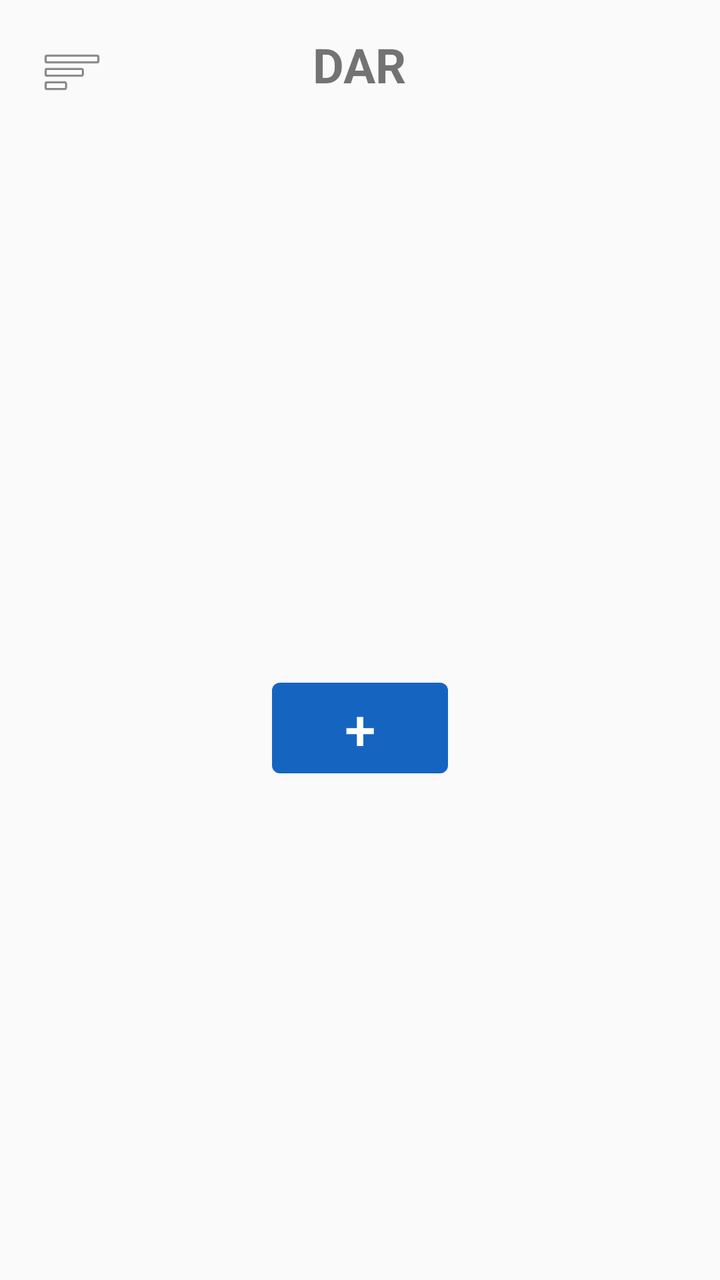
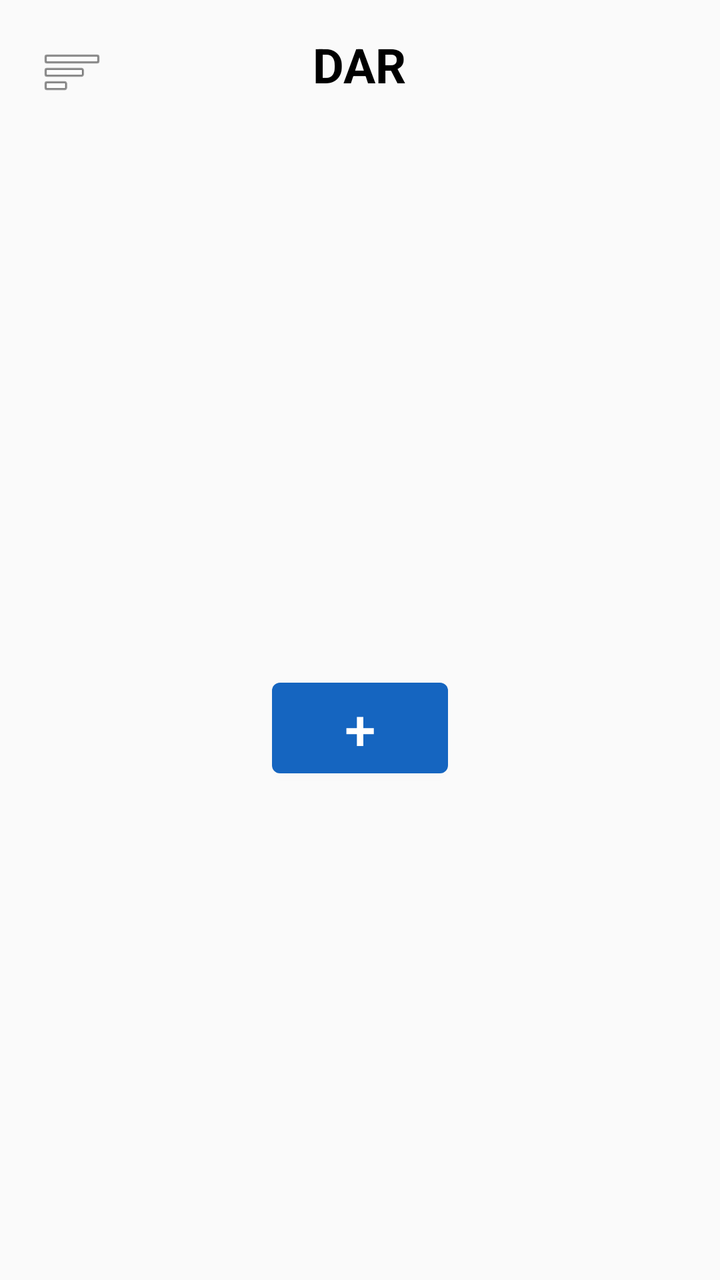

The first picture is an Android layout as it rendered before a commit; the second is the same layout after the commit. The layout source and the unified diff follow.
<!-- AndroidManifest.xml: application theme Theme.DAR -->
<!-- res/layout/activity_main.xml -->
<?xml version="1.0" encoding="utf-8"?>
<RelativeLayout xmlns:android="http://schemas.android.com/apk/res/android"
    android:layout_width="match_parent"
    android:layout_height="match_parent"
    android:background="@color/dar_light">

    <ImageButton
        android:id="@+id/btn_menu"
        android:layout_width="48dp"
        android:layout_height="48dp"
        android:layout_alignParentTop="true"
        android:layout_alignParentStart="true"
        android:layout_marginStart="12dp"
        android:layout_marginTop="12dp"
        android:background="?attr/selectableItemBackgroundBorderless"
        android:src="@android:drawable/ic_menu_sort_by_size"
        android:contentDescription="@string/menu_settings" />

    <TextView
        android:id="@+id/title_dar"
        android:layout_width="wrap_content"
        android:layout_height="wrap_content"
        android:layout_alignParentTop="true"
        android:layout_centerHorizontal="true"
        android:layout_marginTop="16dp"
        android:text="@string/app_name"
        android:textSize="24sp"
        android:textStyle="bold" />

    <FrameLayout
        android:id="@+id/dsla_container"
        android:layout_width="match_parent"
        android:layout_height="match_parent"
        android:layout_below="@id/title_dar"
        android:layout_marginTop="40dp">

        <Button
            android:id="@+id/btn_add_dsla"
            android:layout_width="wrap_content"
            android:layout_height="wrap_content"
            android:layout_gravity="center"
            android:text="+"
            android:textSize="28sp" />

    </FrameLayout>

</RelativeLayout>
<!-- resources referenced by this layout -->
<resources>
  <color name="dar_light">#FAFAFA</color>
  <string name="app_name">DAR</string>
  <string name="menu_settings">General Setting</string>
  <style name="Theme.DAR" parent="Theme.MaterialComponents.DayNight.NoActionBar">
          <item name="colorPrimary">@color/dar_blue</item>
          <item name="colorPrimaryDark">@color/dar_blue_black</item>
      </style>
  <color name="dar_blue">#1565C0</color>
  <color name="dar_blue_black">#0D1B2A</color>
</resources>

<!-- the commit's change to res/layout/activity_main.xml (unified diff, before → after) -->
@@ -25,7 +25,8 @@
         android:layout_marginTop="16dp"
         android:text="@string/app_name"
         android:textSize="24sp"
-        android:textStyle="bold" />
+        android:textStyle="bold"
+        android:textColor="#000000" />
 
     <FrameLayout
         android:id="@+id/dsla_container"
